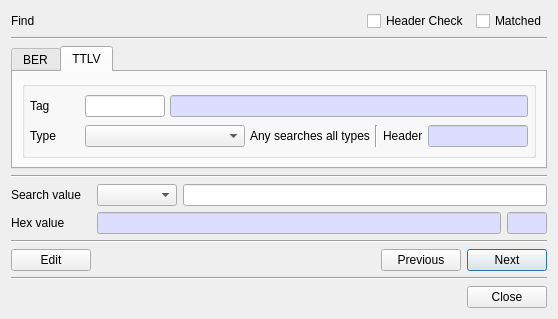
Above: BerEditor/find_dlg.ui from jykim74/BerEditor before the change. Below: the same form after it.
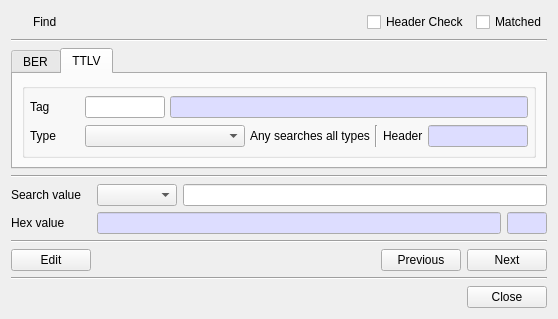
That is the form after the change. Icons and pictures are not drawn.

What changed in the file:
```diff
--- a/BerEditor/find_dlg.ui
+++ b/BerEditor/find_dlg.ui
@@ -19,7 +19,14 @@
      <property name="topMargin">
       <number>0</number>
      </property>
-     <item row="0" column="2">
+     <item row="0" column="4">
+      <widget class="QCheckBox" name="mMatchedCheck">
+       <property name="text">
+        <string>Matched</string>
+       </property>
+      </widget>
+     </item>
+     <item row="0" column="3">
       <widget class="QCheckBox" name="mHeadCheck">
        <property name="text">
         <string>Header Check</string>
@@ -27,29 +34,48 @@
       </widget>
      </item>
      <item row="0" column="1">
-      <spacer name="horizontalSpacer_3">
-       <property name="orientation">
-        <enum>Qt::Horizontal</enum>
-       </property>
-       <property name="sizeHint" stdset="0">
-        <size>
-         <width>40</width>
-         <height>20</height>
-        </size>
-       </property>
-      </spacer>
-     </item>
-     <item row="0" column="0">
       <widget class="QLabel" name="mTitleLabel">
        <property name="text">
         <string>Find</string>
        </property>
       </widget>
      </item>
-     <item row="0" column="3">
-      <widget class="QCheckBox" name="mMatchedCheck">
+     <item row="0" column="2">
+      <spacer name="horizontalSpacer_3">
+       <property name="orientation">
+        <enum>Qt::Horizontal</enum>
+       </property>
+       <property name="sizeHint" stdset="0">
+        <size>
+         <width>40</width>
+         <height>20</height>
+        </size>
+       </property>
+      </spacer>
+     </item>
+     <item row="0" column="0">
+      <widget class="QPushButton" name="pushButton">
+       <property name="minimumSize">
+        <size>
+         <width>16</width>
+         <height>0</height>
+        </size>
+       </property>
+       <property name="maximumSize">
+        <size>
+         <width>16</width>
+         <height>16777215</height>
+        </size>
+       </property>
        <property name="text">
-        <string>Matched</string>
+        <string/>
+       </property>
+       <property name="icon">
+        <iconset resource="bereditor.qrc">
+         <normaloff>:/images/find.png</normaloff>:/images/find.png</iconset>
+       </property>
+       <property name="flat">
+        <bool>true</bool>
        </property>
       </widget>
      </item>
```
Left out of the diff: 4 changed lines with no effect on the pictures.
